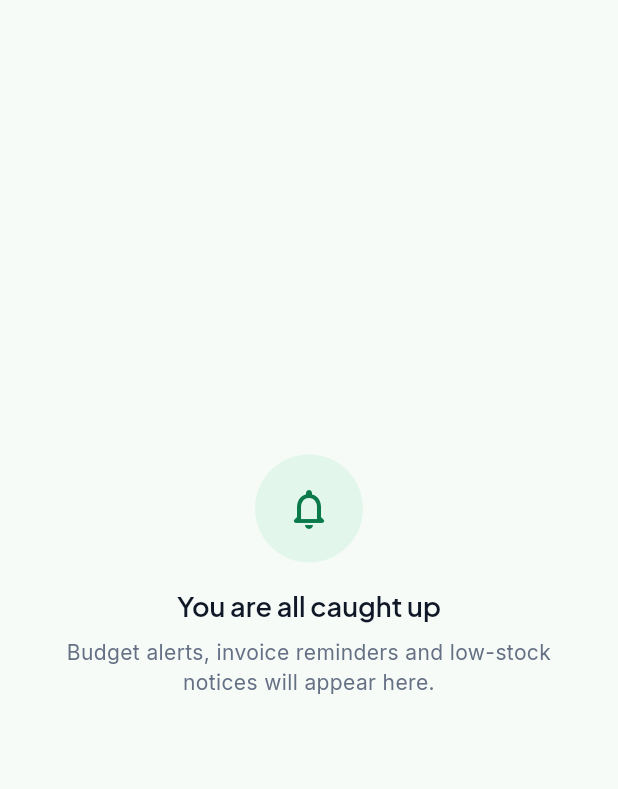
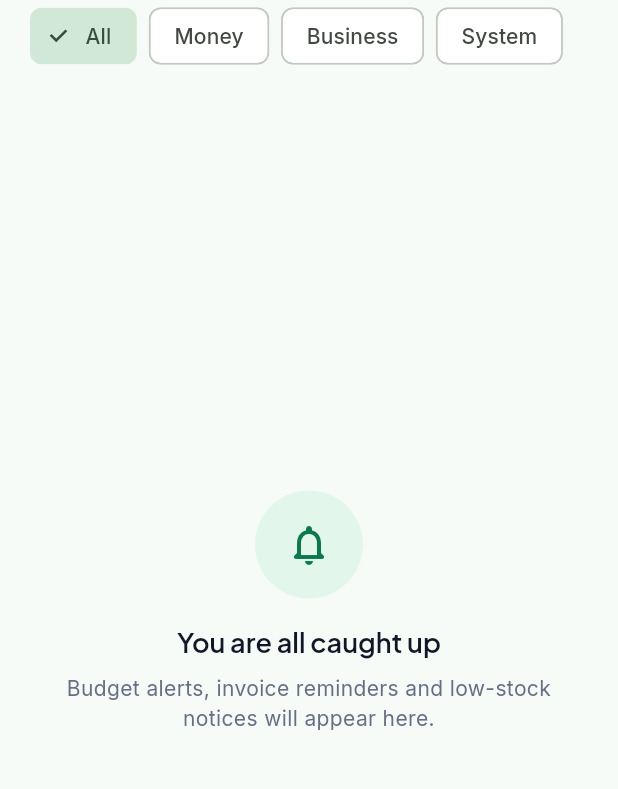
Before and after one commit to Victory-n/uruvia-2.0, a Flutter app: the NotificationsScreen screen opened by its route, on a phone screen of 412 x 824 dp, the part 84-873 px from its top. Run offline on Flutter 3.47's test engine with Material 3 defaults, Android fonts, the phone set to English and light mode, and no system bars; our stand-ins replace connectivity_plus, flutter_riverpod, flutter_secure_storage, go_router, google_fonts, google_sign_in and 8 more; accounts and stored records are empty; network calls fail.

Commit message:
Notifications tabs and swipe to read; sales search
Co-Authored-By: Claude Sonnet 5.5 <noreply@anthropic.com>
Claude-Session: https://claude.ai/code/session_01CniUjaXwLdJQkNiH2jahz4

```diff
--- a/lib/features/notifications/domain/app_notification.dart
+++ b/lib/features/notifications/domain/app_notification.dart
@@ -26,3 +26,28 @@ class AppNotification {
         readAt: j['read_at'] == null ? null : DateTime.parse(j['read_at'] as String).toLocal(),
       );
 }
+
+/// The tabs on the notifications screen.
+enum NotificationGroup {
+  all('All'),
+  money('Money'),
+  business('Business'),
+  system('System');
+
+  const NotificationGroup(this.label);
+  final String label;
+}
+
+/// Which tab a notification belongs to, from its kind. "All" is never returned: it shows everything.
+NotificationGroup notificationGroupOf(String kind) {
+  if (kind.contains('budget') || kind.contains('expense') || kind.contains('saving') || kind.contains('wallet')) {
+    return NotificationGroup.money;
+  }
+  if (kind.contains('invoice') || kind.contains('stock') || kind.contains('reservation') || kind.contains('sale') || kind.contains('customer')) {
+    return NotificationGroup.business;
+  }
+  return NotificationGroup.system;
+}
+
+List<AppNotification> notificationsIn(List<AppNotification> all, NotificationGroup g) =>
+    g == NotificationGroup.all ? all : [for (final n in all) if (notificationGroupOf(n.kind) == g) n];
--- a/lib/features/notifications/presentation/notifications_screen.dart
+++ b/lib/features/notifications/presentation/notifications_screen.dart
@@ -8,16 +8,37 @@ import '../../../core/widgets/state_views.dart';
 import '../application/notifications_controller.dart';
 import '../domain/app_notification.dart';
 
-class NotificationsScreen extends ConsumerWidget {
+class NotificationsScreen extends ConsumerStatefulWidget {
   const NotificationsScreen({super.key});
 
   @override
-  Widget build(BuildContext context, WidgetRef ref) {
+  ConsumerState<NotificationsScreen> createState() => _NotificationsScreenState();
+}
+
+class _NotificationsScreenState extends ConsumerState<NotificationsScreen> {
+  NotificationGroup _group = NotificationGroup.all;
+
+  @override
+  Widget build(BuildContext context) {
     final value = ref.watch(notificationsProvider);
     final hasUnread = value.valueOrNull?.any((n) => !n.isRead) ?? false;
 
     return Column(
       children: [
+        SizedBox(
+          height: 48,
+          child: ListView(
+            scrollDirection: Axis.horizontal,
+            padding: const EdgeInsets.symmetric(horizontal: AppSpacing.pageMargin, vertical: AppSpacing.xs),
+            children: [
+              for (final g in NotificationGroup.values)
+                Padding(
+                  padding: const EdgeInsets.only(right: AppSpacing.sm),
+                  child: ChoiceChip(label: Text(g.label), selected: _group == g, onSelected: (_) => setState(() => _group = g)),
+                ),
+            ],
+          ),
+        ),
         if (hasUnread)
           Align(
             alignment: Alignment.centerRight,
@@ -33,7 +54,7 @@ class NotificationsScreen extends ConsumerWidget {
           child: AsyncView<List<AppNotification>>(
             value: value,
             onRetry: () => ref.invalidate(notificationsProvider),
-            isEmpty: (items) => items.isEmpty,
+            isEmpty: (items) => notificationsIn(items, _group).isEmpty,
             empty: const EmptyState(
               icon: Icons.notifications_none_rounded,
               title: 'You are all caught up',
@@ -49,9 +70,9 @@ class NotificationsScreen extends ConsumerWidget {
               child: ListView.separated(
                 physics: const AlwaysScrollableScrollPhysics(),
                 padding: const EdgeInsets.symmetric(vertical: AppSpacing.sm),
-                itemCount: items.length,
+                itemCount: notificationsIn(items, _group).length,
                 separatorBuilder: (_, __) => const Divider(indent: 72),
-                itemBuilder: (_, i) => _NotificationTile(item: items[i]),
+                itemBuilder: (_, i) => _NotificationTile(item: notificationsIn(items, _group)[i]),
               ),
             ),
           ),
@@ -77,7 +98,7 @@ class _NotificationTile extends ConsumerWidget {
   Widget build(BuildContext context, WidgetRef ref) {
     final theme = Theme.of(context);
     final palette = theme.extension<AppPalette>()!;
-    return Semantics(
+    final tile = Semantics(
       label: '${item.isRead ? '' : 'Unread. '}${item.title}',
       child: ListTile(
         minTileHeight: 72,
@@ -102,5 +123,27 @@ class _NotificationTile extends ConsumerWidget {
         onTap: item.isRead ? null : () => ref.read(notificationsActionsProvider).markRead(item.id),
       ),
     );
+    if (item.isRead) return tile;
+    // Swipe either way to mark as read. The row stays in the list, so nothing is lost.
+    return Dismissible(
+      key: ValueKey('n-${item.id}'),
+      background: Container(
+        alignment: Alignment.centerLeft,
+        padding: const EdgeInsets.only(left: AppSpacing.lg),
+        color: palette.tint,
+        child: const Icon(Icons.done_all_rounded),
+      ),
+      secondaryBackground: Container(
+        alignment: Alignment.centerRight,
+        padding: const EdgeInsets.only(right: AppSpacing.lg),
+        color: palette.tint,
+        child: const Icon(Icons.done_all_rounded),
+      ),
+      confirmDismiss: (_) async {
+        await ref.read(notificationsActionsProvider).markRead(item.id);
+        return false;
+      },
+      child: tile,
+    );
   }
 }
--- a/lib/features/sales/domain/sale_models.dart
+++ b/lib/features/sales/domain/sale_models.dart
@@ -104,3 +104,16 @@ SalesSummary summarizeSales(List<Sale> list) {
   }
   return SalesSummary(count: count, totalKobo: total, profitKobo: profit);
 }
+
+/// Sales whose number, customer or note contains [query] (any case). Empty query keeps everything.
+List<Sale> filterSales(List<Sale> all, String query) {
+  final q = query.trim().toLowerCase();
+  if (q.isEmpty) return all;
+  return [
+    for (final s in all)
+      if (s.number.toLowerCase().contains(q) ||
+          (s.customerName ?? 'walk-in customer').toLowerCase().contains(q) ||
+          (s.note ?? '').toLowerCase().contains(q))
+        s,
+  ];
+}
```
Also changed, not shown: lib/features/sales/presentation/sale_list_screen.dart (+8 -1 lines), 2 other files.
